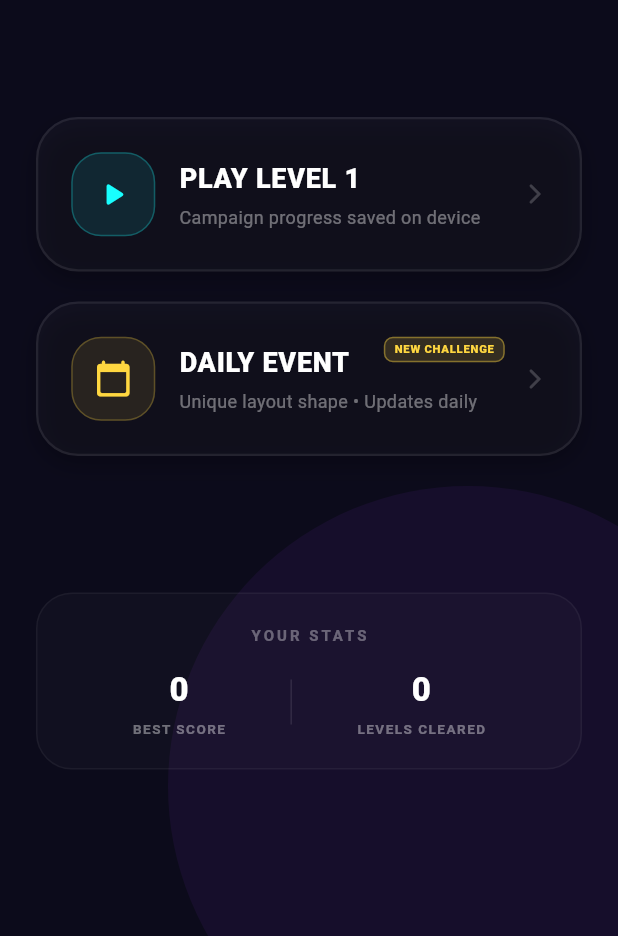
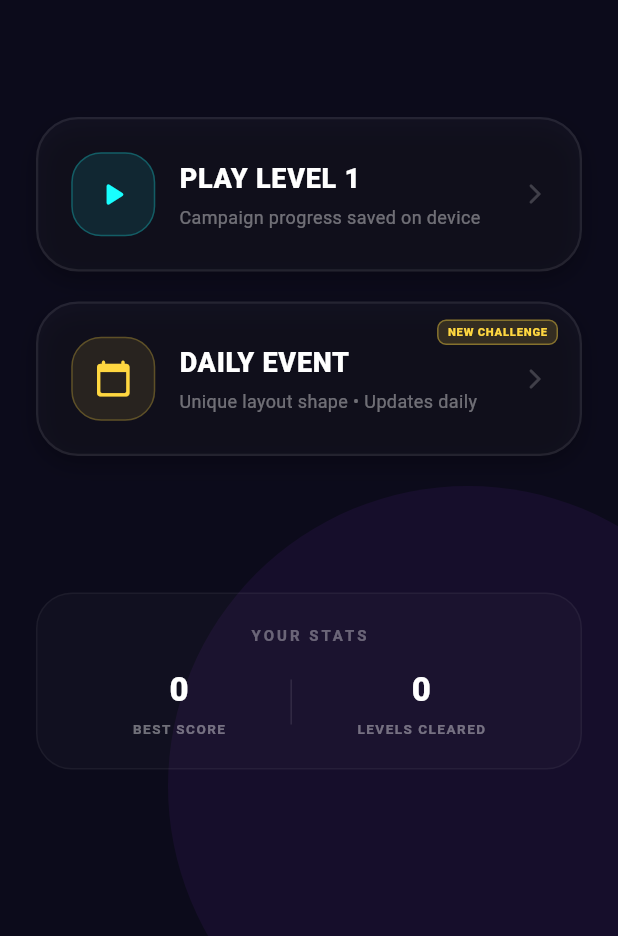
Before and after one commit to Dmitriy-ateo/VCG_ThreeInARow, a Flutter app: the screen it shows after launch, after a tap on "START GAME", on a phone screen of 412 x 824 dp, the part 300-1236 px from its top. Run offline on Flutter 3.47's test engine with Material 3 defaults, Android fonts, the phone set to English and light mode, and no system bars; our stand-ins replace shared_preferences.

Commit message:
fix: relocate card badge to absolute top-right of card container to separate it vertically from the title flow

```diff
--- a/lib/widgets/game_screen.dart
+++ b/lib/widgets/game_screen.dart
@@ -661,7 +661,10 @@ class _GameScreenState extends State<GameScreen> {
   }) {
     return GestureDetector(
       onTap: onTap,
-      child: Container(
+      child: Stack(
+        clipBehavior: Clip.none,
+        children: [
+          Container(
             width: double.infinity,
             padding: const EdgeInsets.all(22),
             decoration: BoxDecoration(
@@ -679,10 +682,7 @@ class _GameScreenState extends State<GameScreen> {
                 ),
               ],
             ),
-        child: Stack(
-          clipBehavior: Clip.none,
-          children: [
-            Row(
+            child: Row(
               children: [
                 // Glowing Icon
                 Container(
@@ -707,7 +707,7 @@ class _GameScreenState extends State<GameScreen> {
                     crossAxisAlignment: CrossAxisAlignment.start,
                     children: [
                       Padding(
-                        padding: EdgeInsets.only(right: badgeText != null ? 80.0 : 0.0),
+                        padding: EdgeInsets.only(right: badgeText != null ? 50.0 : 0.0),
                         child: Text(
                           title,
                           style: const TextStyle(
@@ -738,10 +738,11 @@ class _GameScreenState extends State<GameScreen> {
                 ),
               ],
             ),
+          ),
           if (badgeText != null)
             Positioned(
-                top: 0,
-                right: 28, // Positioned near the right border, just to the left of the arrow icon area
+              top: 12,
+              right: 16, // Aligned directly near the top-right card border
               child: Container(
                 padding: const EdgeInsets.symmetric(horizontal: 6, vertical: 2),
                 decoration: BoxDecoration(
@@ -761,7 +762,6 @@ class _GameScreenState extends State<GameScreen> {
               ),
             ),
         ],
-        ),
       ),
     );
   }
```
Lines whose indentation alone changed are shown as unchanged.
